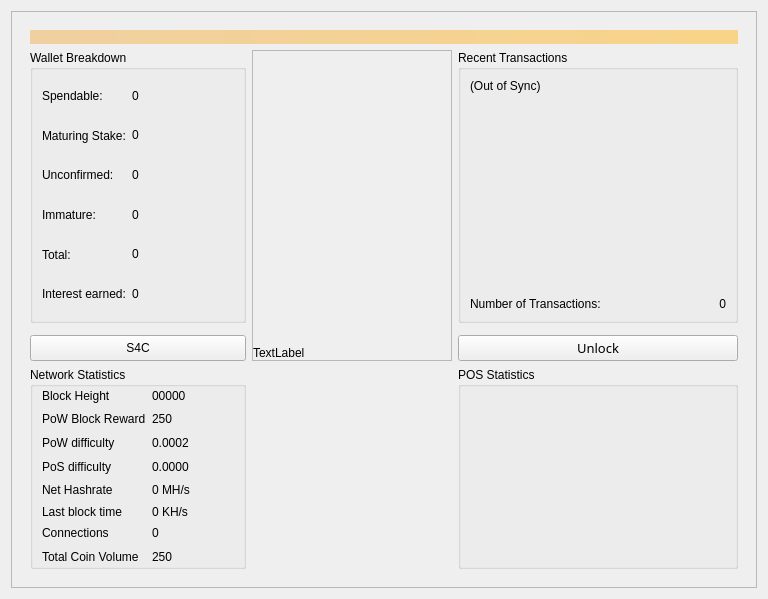
Old version of the form src/qt/forms/overviewpage.ui in the repository DaGoOfMaN/FlapXcoin-Lab.
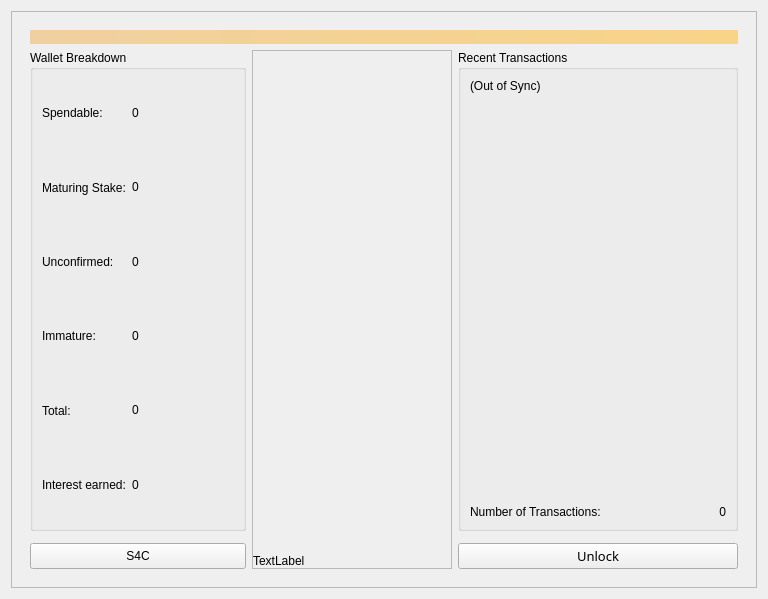
New version of the form. Icons and pictures are not drawn.

```diff
--- a/src/qt/forms/overviewpage.ui
+++ b/src/qt/forms/overviewpage.ui
@@ -559,232 +559,6 @@
            </layout>
           </widget>
          </item>
-         <item row="5" column="0">
-          <widget class="QGroupBox" name="groupBox_3">
-           <property name="sizePolicy">
-            <sizepolicy hsizetype="Expanding" vsizetype="Expanding">
-             <horstretch>0</horstretch>
-             <verstretch>0</verstretch>
-            </sizepolicy>
-           </property>
-           <property name="minimumSize">
-            <size>
-             <width>0</width>
-             <height>0</height>
-            </size>
-           </property>
-           <property name="title">
-            <string>Network Statistics</string>
-           </property>
-           <property name="checkable">
-            <bool>false</bool>
-           </property>
-           <layout class="QGridLayout" name="gridLayout_8">
-            <property name="topMargin">
-             <number>0</number>
-            </property>
-            <property name="bottomMargin">
-             <number>0</number>
-            </property>
-            <item row="0" column="0">
-             <layout class="QGridLayout" name="gridLayout_7">
-              <item row="0" column="0">
-               <layout class="QGridLayout" name="gridLayout_6">
-                <item row="4" column="1">
-                 <widget class="QLabel" name="pawrateBox">
-                  <property name="cursor">
-                   <cursorShape>IBeamCursor</cursorShape>
-                  </property>
-                  <property name="text">
-                   <string>&lt;html&gt;&lt;head/&gt;&lt;body&gt;&lt;p&gt;&lt;span&gt;0 MH/s&lt;/span&gt;&lt;/p&gt;&lt;/body&gt;&lt;/html&gt;</string>
-                  </property>
-                  <property name="textInteractionFlags">
-                   <set>Qt::TextSelectableByKeyboard|Qt::TextSelectableByMouse</set>
-                  </property>
-                 </widget>
-                </item>
-                <item row="1" column="1">
-                 <widget class="QLabel" name="rewardBox">
-                  <property name="cursor">
-                   <cursorShape>IBeamCursor</cursorShape>
-                  </property>
-                  <property name="text">
-                   <string>&lt;html&gt;&lt;head/&gt;&lt;body&gt;&lt;p&gt;&lt;span&gt;250&lt;/span&gt;&lt;/p&gt;&lt;/body&gt;&lt;/html&gt;</string>
-                  </property>
-                  <property name="textInteractionFlags">
-                   <set>Qt::TextSelectableByKeyboard|Qt::TextSelectableByMouse</set>
-                  </property>
-                 </widget>
-                </item>
-                <item row="5" column="0">
-                 <widget class="QLabel" name="label3_2">
-                  <property name="sizePolicy">
-                   <sizepolicy hsizetype="Preferred" vsizetype="Maximum">
-                    <horstretch>0</horstretch>
-                    <verstretch>0</verstretch>
-                   </sizepolicy>
-                  </property>
-                  <property name="text">
-                   <string>&lt;html&gt;&lt;head/&gt;&lt;body&gt;&lt;p&gt;&lt;span&gt;Last block time&lt;/span&gt;&lt;/p&gt;&lt;/body&gt;&lt;/html&gt;</string>
-                  </property>
-                 </widget>
-                </item>
-                <item row="2" column="1">
-                 <widget class="QLabel" name="diffBox">
-                  <property name="cursor">
-                   <cursorShape>IBeamCursor</cursorShape>
-                  </property>
-                  <property name="text">
-                   <string>&lt;html&gt;&lt;head/&gt;&lt;body&gt;&lt;p&gt;&lt;span&gt;0.0002&lt;/span&gt;&lt;/p&gt;&lt;/body&gt;&lt;/html&gt;</string>
-                  </property>
-                  <property name="textInteractionFlags">
-                   <set>Qt::TextSelectableByKeyboard|Qt::TextSelectableByMouse</set>
-                  </property>
-                 </widget>
-                </item>
-                <item row="7" column="0">
-                 <widget class="QLabel" name="label_9">
-                  <property name="text">
-                   <string>&lt;html&gt;&lt;head/&gt;&lt;body&gt;&lt;p&gt;&lt;span&gt;Total Coin Volume&lt;/span&gt;&lt;/p&gt;&lt;/body&gt;&lt;/html&gt;</string>
-                  </property>
-                 </widget>
-                </item>
-                <item row="0" column="1">
-                 <widget class="QLabel" name="heightBox">
-                  <property name="cursor">
-                   <cursorShape>IBeamCursor</cursorShape>
-                  </property>
-                  <property name="text">
-                   <string>&lt;html&gt;&lt;head/&gt;&lt;body&gt;&lt;p&gt;&lt;span&gt;00000&lt;/span&gt;&lt;/p&gt;&lt;/body&gt;&lt;/html&gt;</string>
-                  </property>
-                  <property name="textInteractionFlags">
-                   <set>Qt::TextSelectableByKeyboard|Qt::TextSelectableByMouse</set>
-                  </property>
-                 </widget>
-                </item>
-                <item row="6" column="0">
-                 <widget class="QLabel" name="label1_2">
-                  <property name="text">
-                   <string>&lt;html&gt;&lt;head/&gt;&lt;body&gt;&lt;p&gt;&lt;span&gt;Connections&lt;/span&gt;&lt;/p&gt;&lt;/body&gt;&lt;/html&gt;</string>
-                  </property>
-                 </widget>
-                </item>
-                <item row="2" column="0">
-                 <widget class="QLabel" name="label_13">
-                  <property name="text">
-                   <string>&lt;html&gt;&lt;head/&gt;&lt;body&gt;&lt;p&gt;&lt;span&gt;PoW difficulty&lt;/span&gt;&lt;/p&gt;&lt;/body&gt;&lt;/html&gt;</string>
-                  </property>
-                 </widget>
-                </item>
-                <item row="0" column="0">
-                 <widget class="QLabel" name="label_14">
-                  <property name="text">
-                   <string>&lt;html&gt;&lt;head/&gt;&lt;body&gt;&lt;p&gt;&lt;span&gt;Block Height&lt;/span&gt;&lt;/p&gt;&lt;/body&gt;&lt;/html&gt;</string>
-                  </property>
-                 </widget>
-                </item>
-                <item row="6" column="1">
-                 <widget class="QLabel" name="connectionBox">
-                  <property name="cursor">
-                   <cursorShape>IBeamCursor</cursorShape>
-                  </property>
-                  <property name="text">
-                   <string>&lt;html&gt;&lt;head/&gt;&lt;body&gt;&lt;p&gt;&lt;span&gt;0&lt;/span&gt;&lt;/p&gt;&lt;/body&gt;&lt;/html&gt;</string>
-                  </property>
-                  <property name="textInteractionFlags">
-                   <set>Qt::TextSelectableByKeyboard|Qt::TextSelectableByMouse</set>
-                  </property>
-                 </widget>
-                </item>
-                <item row="7" column="1">
-                 <widget class="QLabel" name="volumeBox">
-                  <property name="cursor">
-                   <cursorShape>IBeamCursor</cursorShape>
-                  </property>
-                  <property name="text">
-                   <string>&lt;html&gt;&lt;head/&gt;&lt;body&gt;&lt;p&gt;&lt;span&gt;250&lt;/span&gt;&lt;/p&gt;&lt;/body&gt;&lt;/html&gt;</string>
-                  </property>
-                  <property name="textInteractionFlags">
-                   <set>Qt::TextSelectableByKeyboard|Qt::TextSelectableByMouse</set>
-                  </property>
-                 </widget>
-                </item>
-                <item row="1" column="0">
-                 <widget class="QLabel" name="label_12">
-                  <property name="text">
-                   <string>&lt;html&gt;&lt;head/&gt;&lt;body&gt;&lt;p&gt;&lt;span&gt;PoW Block Reward&lt;/span&gt;&lt;/p&gt;&lt;/body&gt;&lt;/html&gt;</string>
-                  </property>
-                 </widget>
-                </item>
-                <item row="4" column="0">
-                 <widget class="QLabel" name="label_16">
-                  <property name="text">
-                   <string>&lt;html&gt;&lt;head/&gt;&lt;body&gt;&lt;p&gt;&lt;span&gt;Net Hashrate&lt;/span&gt;&lt;/p&gt;&lt;/body&gt;&lt;/html&gt;</string>
-                  </property>
-                 </widget>
-                </item>
-                <item row="5" column="1">
-                 <widget class="QLabel" name="localBox">
-                  <property name="cursor">
-                   <cursorShape>IBeamCursor</cursorShape>
-                  </property>
-                  <property name="text">
-                   <string>&lt;html&gt;&lt;head/&gt;&lt;body&gt;&lt;p&gt;&lt;span&gt;0 KH/s&lt;/span&gt;&lt;/p&gt;&lt;/body&gt;&lt;/html&gt;</string>
-                  </property>
-                  <property name="textInteractionFlags">
-                   <set>Qt::TextSelectableByKeyboard|Qt::TextSelectableByMouse</set>
-                  </property>
-                 </widget>
-                </item>
-                <item row="3" column="0">
-                 <widget class="QLabel" name="label_4">
-                  <property name="text">
-                   <string>PoS difficulty</string>
-                  </property>
-                 </widget>
-                </item>
-                <item row="3" column="1">
-                 <widget class="QLabel" name="diffBox2">
-                  <property name="text">
-                   <string>0.0000</string>
-                  </property>
-                 </widget>
-                </item>
-               </layout>
-              </item>
-             </layout>
-            </item>
-           </layout>
-          </widget>
-         </item>
-         <item row="5" column="2">
-          <widget class="QGroupBox" name="groupBox_4">
-           <property name="title">
-            <string>POS Statistics</string>
-           </property>
-           <layout class="QGridLayout" name="gridLayout_10">
-            <property name="topMargin">
-             <number>0</number>
-            </property>
-            <property name="bottomMargin">
-             <number>0</number>
-            </property>
-            <item row="0" column="0">
-             <widget class="QLabel" name="labelMyWeight">
-              <property name="toolTip">
-               <string>&lt;html&gt;&lt;head/&gt;&lt;body&gt;&lt;p&gt;&lt;img src=&quot;:/toolTip/res/tooltips/stakingTooltip.png&quot;/&gt;&lt;/p&gt;&lt;/body&gt;&lt;/html&gt;</string>
-              </property>
-              <property name="styleSheet">
-               <string notr="true"/>
-              </property>
-              <property name="text">
-               <string/>
-              </property>
-             </widget>
-            </item>
-           </layout>
-          </widget>
-         </item>
          <item row="0" column="0" colspan="3">
           <widget class="QLabel" name="labelAlerts">
            <property name="sizePolicy">
```
